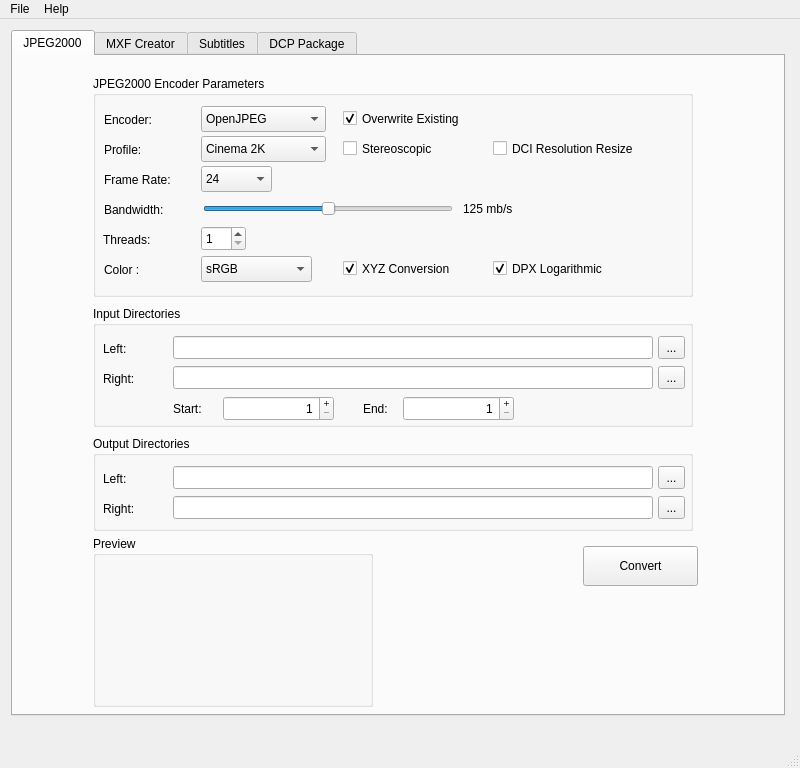
Above: gui/mainwindow.ui from mamay/OpenDCP before the change. Below: the same form after it.
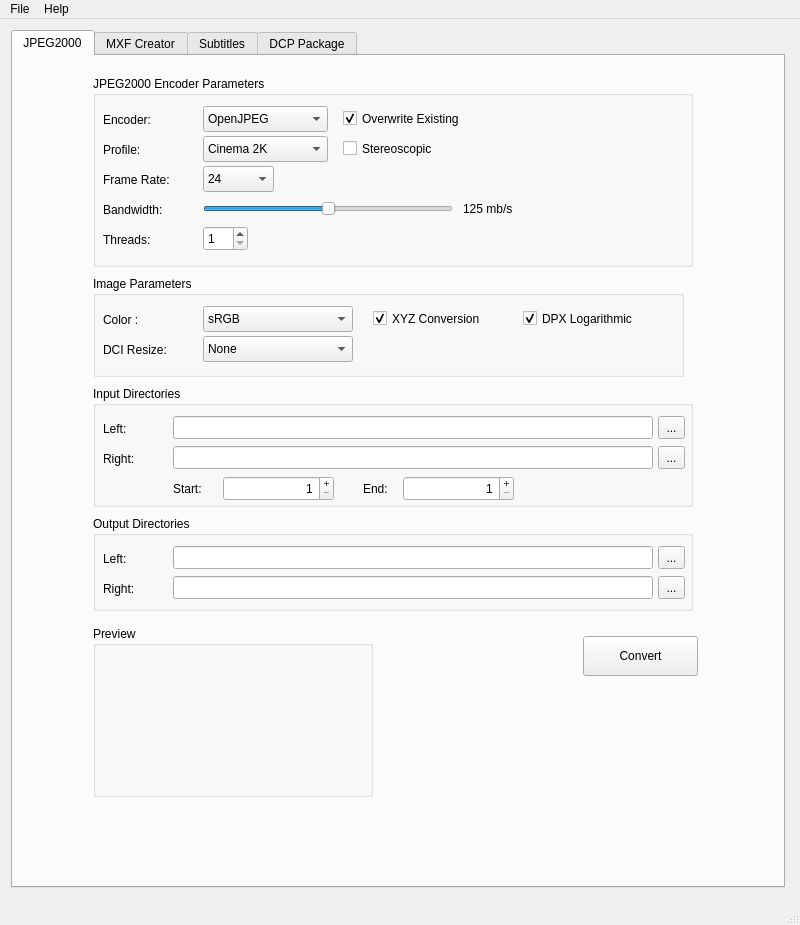
That is the form after the change. The open tabs and pages were chosen to show the change. Icons and pictures are not drawn.

Diff of the .ui file:
```diff
--- a/gui/mainwindow.ui
+++ b/gui/mainwindow.ui
@@ -7,13 +7,13 @@
     <x>0</x>
     <y>0</y>
     <width>800</width>
-    <height>768</height>
+    <height>925</height>
    </rect>
   </property>
   <property name="maximumSize">
    <size>
     <width>800</width>
-    <height>768</height>
+    <height>925</height>
    </size>
   </property>
   <property name="windowTitle">
@@ -42,7 +42,7 @@
          <x>0</x>
          <y>0</y>
          <width>776</width>
-         <height>688</height>
+         <height>858</height>
         </rect>
        </property>
        <widget class="QTabWidget" name="tabWidget">
@@ -51,7 +51,7 @@
           <x>0</x>
           <y>0</y>
           <width>774</width>
-          <height>686</height>
+          <height>858</height>
          </rect>
         </property>
         <property name="currentIndex">
@@ -67,14 +67,14 @@
             <x>0</x>
             <y>0</y>
             <width>760</width>
-            <height>651</height>
+            <height>1000</height>
            </rect>
           </property>
           <widget class="QGroupBox" name="inputGroupBox">
            <property name="geometry">
             <rect>
              <x>80</x>
-             <y>250</y>
+             <y>330</y>
              <width>600</width>
              <height>121</height>
             </rect>
@@ -285,31 +285,12 @@
              <x>80</x>
              <y>20</y>
              <width>600</width>
-             <height>221</height>
+             <height>191</height>
             </rect>
            </property>
            <property name="title">
             <string>JPEG2000 Encoder Parameters</string>
            </property>
-           <widget class="QLabel" name="colorLabel">
-            <property name="geometry">
-             <rect>
-              <x>11</x>
-              <y>180</y>
-              <width>90</width>
-              <height>27</height>
-             </rect>
-            </property>
-            <property name="sizePolicy">
-             <sizepolicy hsizetype="Preferred" vsizetype="Fixed">
-              <horstretch>0</horstretch>
-              <verstretch>0</verstretch>
-             </sizepolicy>
-            </property>
-            <property name="text">
-             <string>Color :</string>
-            </property>
-           </widget>
            <widget class="QLabel" name="bwValueLabel">
             <property name="geometry">
              <rect>
@@ -347,7 +328,7 @@
            <widget class="QLabel" name="frameRateLabel">
             <property name="geometry">
              <rect>
-              <x>11</x>
+              <x>10</x>
               <y>90</y>
               <width>90</width>
               <height>27</height>
@@ -369,47 +350,10 @@
              <string>Frame Rate:</string>
             </property>
            </widget>
-           <widget class="QCheckBox" name="dpxLogCheckBox">
-            <property name="geometry">
-             <rect>
-              <x>400</x>
-              <y>180</y>
-              <width>141</width>
-              <height>25</height>
-             </rect>
-            </property>
-            <property name="sizePolicy">
-             <sizepolicy hsizetype="Fixed" vsizetype="Fixed">
-              <horstretch>0</horstretch>
-              <verstretch>25</verstretch>
-             </sizepolicy>
-            </property>
-            <property name="minimumSize">
-             <size>
-              <width>0</width>
-              <height>25</height>
-             </size>
-            </property>
-            <property name="maximumSize">
-             <size>
-              <width>16777215</width>
-              <height>25</height>
-             </size>
-            </property>
-            <property name="toolTip">
-             <string>If input is DPX, use logarithmic conversion</string>
-            </property>
-            <property name="text">
-             <string>DPX Logarithmic</string>
-            </property>
-            <property name="checked">
-             <bool>true</bool>
-            </property>
-           </widget>
            <widget class="QLabel" name="encoderLabel">
             <property name="geometry">
              <rect>
-              <x>11</x>
+              <x>10</x>
               <y>30</y>
               <width>90</width>
               <height>27</height>
@@ -440,7 +384,7 @@
            <widget class="QComboBox" name="encoderComboBox">
             <property name="geometry">
              <rect>
-              <x>108</x>
+              <x>110</x>
               <y>30</y>
               <width>125</width>
               <height>26</height>
@@ -527,7 +471,7 @@
            <widget class="QSpinBox" name="threadsSpinBox">
             <property name="geometry">
              <rect>
-              <x>108</x>
+              <x>110</x>
               <y>150</y>
               <width>45</width>
               <height>25</height>
@@ -580,7 +524,7 @@
            <widget class="QLabel" name="profileLabel">
             <property name="geometry">
              <rect>
-              <x>11</x>
+              <x>10</x>
               <y>60</y>
               <width>90</width>
               <height>27</height>
@@ -611,7 +555,7 @@
            <widget class="QComboBox" name="profileComboBox">
             <property name="geometry">
              <rect>
-              <x>108</x>
+              <x>110</x>
               <y>60</y>
               <width>125</width>
               <height>26</height>
@@ -649,7 +593,7 @@
            <widget class="QLabel" name="bwLabel">
             <property name="geometry">
              <rect>
-              <x>11</x>
+              <x>10</x>
               <y>120</y>
               <width>90</width>
               <height>27</height>
@@ -730,7 +674,7 @@
            <widget class="QComboBox" name="frameRateComboBox">
             <property name="geometry">
              <rect>
-              <x>108</x>
+              <x>110</x>
               <y>90</y>
               <width>71</width>
               <height>26</height>
@@ -779,85 +723,12 @@
              </property>
             </item>
            </widget>
-           <widget class="QCheckBox" name="xyzCheckBox">
-            <property name="geometry">
-             <rect>
-              <x>250</x>
-              <y>180</y>
-              <width>131</width>
-              <height>25</height>
-             </rect>
-            </property>
-            <property name="sizePolicy">
-             <sizepolicy hsizetype="Fixed" vsizetype="Fixed">
-              <horstretch>0</horstretch>
-              <verstretch>25</verstretch>
-             </sizepolicy>
-            </property>
-            <property name="minimumSize">
-             <size>
-              <width>0</width>
-              <height>25</height>
-             </size>
-            </property>
-            <property name="maximumSize">
-             <size>
-              <width>16777215</width>
-              <height>25</height>
-             </size>
-            </property>
-            <property name="toolTip">
-             <string>Perform RGB to XYZ colorspace conversion</string>
-            </property>
-            <property name="text">
-             <string>XYZ Conversion</string>
-            </property>
-            <property name="checked">
-             <bool>true</bool>
-            </property>
-           </widget>
-           <widget class="QComboBox" name="colorComboBox">
-            <property name="geometry">
-             <rect>
-              <x>108</x>
-              <y>180</y>
-              <width>111</width>
-              <height>26</height>
-             </rect>
-            </property>
-            <item>
-             <property name="text">
-              <string>sRGB</string>
-             </property>
-            </item>
-            <item>
-             <property name="text">
-              <string>Rec. 709</string>
-             </property>
-            </item>
-           </widget>
-           <widget class="QCheckBox" name="resizeCheckBox">
-            <property name="geometry">
-             <rect>
-              <x>400</x>
-              <y>60</y>
-              <width>191</width>
-              <height>25</height>
-             </rect>
-            </property>
-            <property name="toolTip">
-             <string>Resize the image to DCI compliant resolution</string>
-            </property>
-            <property name="text">
-             <string>DCI Resolution Resize</string>
-            </property>
-           </widget>
           </widget>
           <widget class="QGroupBox" name="outputGroupBox">
            <property name="geometry">
             <rect>
              <x>80</x>
-             <y>380</y>
+             <y>460</y>
              <width>600</width>
              <height>95</height>
             </rect>
@@ -960,7 +831,7 @@
            <property name="geometry">
             <rect>
              <x>570</x>
-             <y>490</y>
+             <y>580</y>
              <width>115</width>
              <height>40</height>
             </rect>
@@ -973,7 +844,7 @@
            <property name="geometry">
             <rect>
              <x>80</x>
-             <y>480</y>
+             <y>570</y>
              <width>280</width>
              <height>171</height>
             </rect>
@@ -1001,6 +872,165 @@
             </property>
            </widget>
           </widget>
+          <widget class="QGroupBox" name="groupBox_3">
+           <property name="geometry">
+            <rect>
+             <x>80</x>
+             <y>220</y>
+             <width>591</width>
+             <height>101</height>
+            </rect>
+           </property>
+           <property name="title">
+            <string>Image Parameters</string>
+           </property>
+           <widget class="QComboBox" name="colorComboBox">
+            <property name="geometry">
+             <rect>
+              <x>110</x>
+              <y>30</y>
+              <width>150</width>
+              <height>26</height>
+             </rect>
+            </property>
+            <item>
+             <property name="text">
+              <string>sRGB</string>
+             </property>
+            </item>
+            <item>
+             <property name="text">
+              <string>Rec. 709</string>
+             </property>
+            </item>
+           </widget>
+           <widget class="QCheckBox" name="xyzCheckBox">
+            <property name="geometry">
+             <rect>
+              <x>280</x>
+              <y>30</y>
+              <width>131</width>
+              <height>25</height>
+             </rect>
+            </property>
+            <property name="sizePolicy">
+             <sizepolicy hsizetype="Fixed" vsizetype="Fixed">
+              <horstretch>0</horstretch>
+              <verstretch>25</verstretch>
+             </sizepolicy>
+            </property>
+            <property name="minimumSize">
+             <size>
+              <width>0</width>
+              <height>25</height>
+             </size>
+            </property>
+            <property name="maximumSize">
+             <size>
+              <width>16777215</width>
+              <height>25</height>
+             </size>
+            </property>
+            <property name="toolTip">
+             <string>Perform RGB to XYZ colorspace conversion</string>
+            </property>
+            <property name="text">
+             <string>XYZ Conversion</string>
+            </property>
+            <property name="checked">
+             <bool>true</bool>
+            </property>
+           </widget>
+           <widget class="QCheckBox" name="dpxLogCheckBox">
+            <property name="geometry">
+             <rect>
+              <x>430</x>
+              <y>30</y>
+              <width>141</width>
+              <height>25</height>
+             </rect>
+            </property>
+            <property name="sizePolicy">
+             <sizepolicy hsizetype="Fixed" vsizetype="Fixed">
+              <horstretch>0</horstretch>
+              <verstretch>25</verstretch>
+             </sizepolicy>
+            </property>
+            <property name="minimumSize">
+             <size>
+              <width>0</width>
+              <height>25</height>
+             </size>
+            </property>
+            <property name="maximumSize">
+             <size>
+              <width>16777215</width>
+              <height>25</height>
+             </size>
+            </property>
+            <property name="toolTip">
+             <string>If input is DPX, use logarithmic conversion</string>
+            </property>
+            <property name="text">
+             <string>DPX Logarithmic</string>
+            </property>
+            <property name="checked">
+             <bool>true</bool>
+            </property>
+           </widget>
+           <widget class="QLabel" name="colorLabel">
+            <property name="geometry">
+             <rect>
+              <x>10</x>
+              <y>30</y>
+              <width>90</width>
+              <height>27</height>
+             </rect>
+            </property>
+            <property name="sizePolicy">
+             <sizepolicy hsizetype="Preferred" vsizetype="Fixed">
+              <horstretch>0</horstretch>
+              <verstretch>0</verstretch>
+             </sizepolicy>
+            </property>
+            <property name="text">
+             <string>Color :</string>
+            </property>
+           </widget>
+           <widget class="QLabel" name="dciResizeLabel">
+            <property name="geometry">
+             <rect>
+              <x>10</x>
+              <y>60</y>
+              <width>91</width>
+              <height>27</height>
+             </rect>
+            </property>
+            <property name="text">
+             <string>DCI Resize:</string>
+            </property>
+           </widget>
+           <widget class="QComboBox" name="resizeComboBox">
+            <property name="geometry">
+             <rect>
+              <x>110</x>
+              <y>60</y>
+              <width>150</width>
+              <height>26</height>
+             </rect>
+            </property>
+            <item>
+             <property name="text">
+              <string>None</string>
+             </property>
+            </item>
+            <item>
+             <property name="text">
+              <string>Nearest Pixel</string>
+             </property>
+            </item>
+           </widget>
+          </widget>
          </widget>
         </widget>
         <widget class="QWidget" name="mxfTab">
```
Left out of the diff: 2 changed lines with no effect on the pictures.
